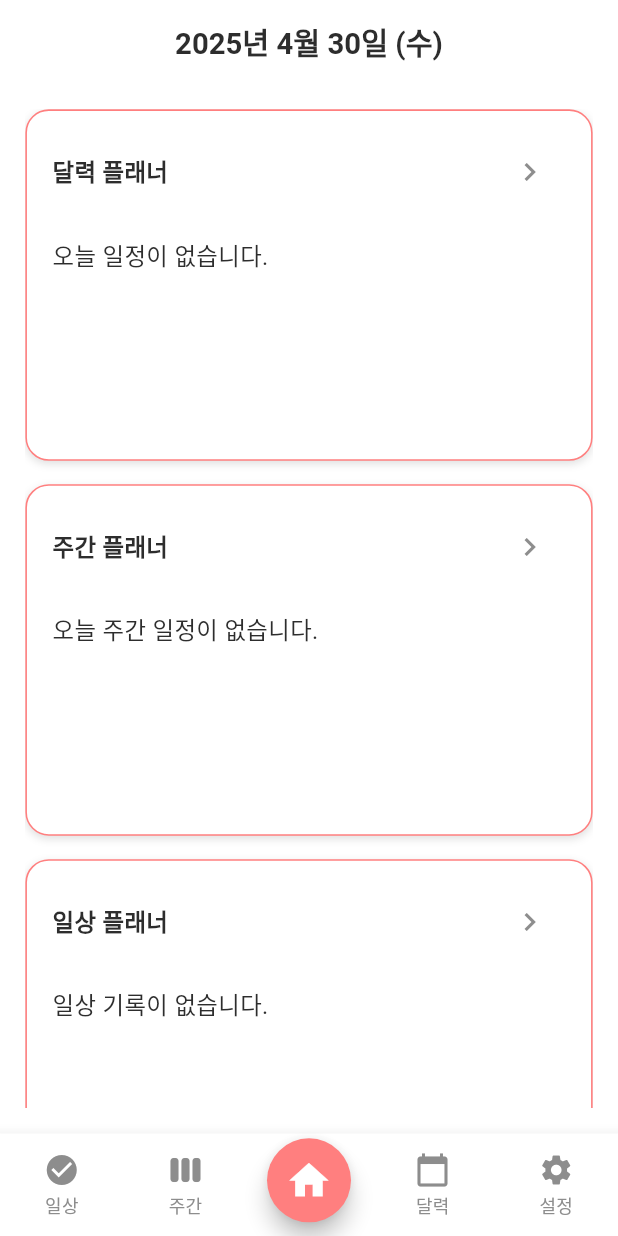
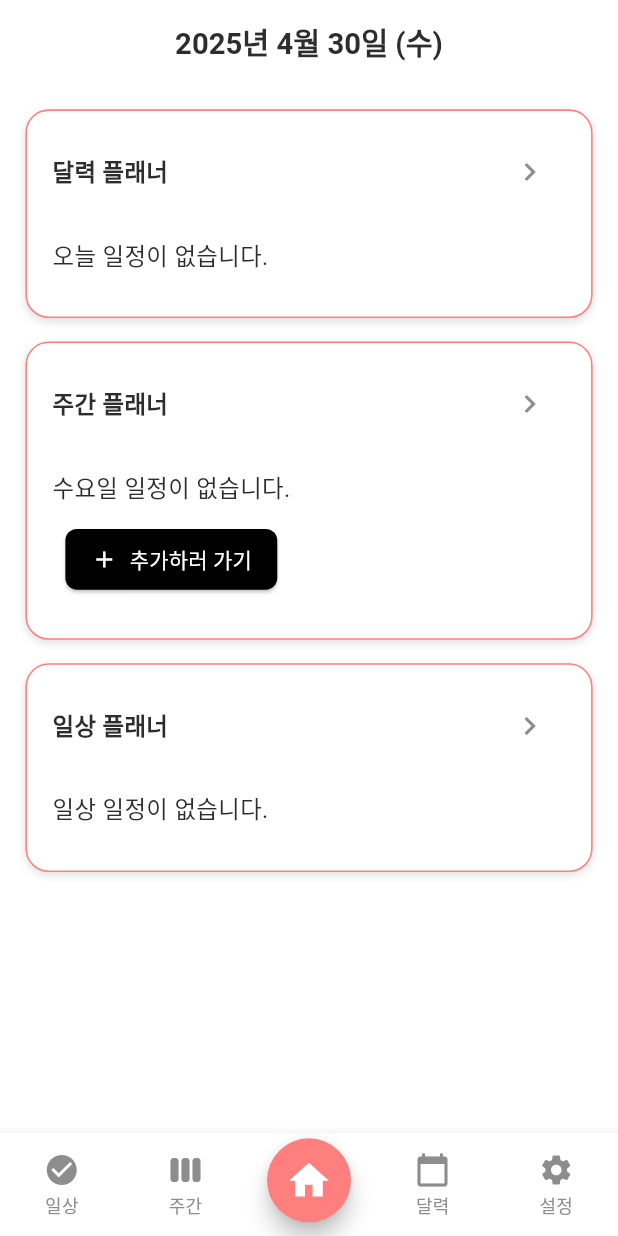
Before and after one commit to JeongHyeon-Jo/abeul_planner, a Flutter app: the screen it shows after launch, on a phone screen of 412 x 824 dp. Run offline on Flutter 3.47's test engine with Material 3 defaults, Android fonts, the phone set to English and light mode, and no system bars; our stand-ins replace flutter_riverpod, flutter_screenutil, go_router, hive, hive_flutter, table_calendar; accounts and stored records are empty; generated files the repository leaves out were written again.

Commit message:
[Feat] 종합플래너 - 주간 플래너 비었을 경우 이동 경로 추가

```diff
--- a/lib/features/home_planner/presentation/screen/planner_home_screen.dart
+++ b/lib/features/home_planner/presentation/screen/planner_home_screen.dart
@@ -45,7 +45,6 @@ class PlannerHomeScreen extends ConsumerWidget {
             children: [
               // 달력 플래너
               SizedBox(
-                height: 240.h,
                 child: _buildSectionContainer(
                   context,
                   title: '달력 플래너',
@@ -59,7 +58,6 @@ class PlannerHomeScreen extends ConsumerWidget {
 
               // 주간 플래너
               SizedBox(
-                height: 240.h,
                 child: _buildSectionContainer(
                   context,
                   title: '주간 플래너',
@@ -73,7 +71,6 @@ class PlannerHomeScreen extends ConsumerWidget {
 
               // 일상 플래너
               SizedBox(
-                height: 360.h,
                 child: _buildSectionContainer(
                   context,
                   title: '일상 플래너',
--- a/lib/features/home_planner/presentation/widget/daily_section.dart
+++ b/lib/features/home_planner/presentation/widget/daily_section.dart
@@ -19,7 +19,7 @@ class DailySection extends ConsumerWidget {
     if (dailyTasks.isEmpty) {
       return Padding(
         padding: EdgeInsets.symmetric(vertical: 12.h),
-        child: Text('일상 기록이 없습니다.', style: AppTextStyles.body),
+        child: Text('일상 일정이 없습니다.', style: AppTextStyles.body),
       );
     }
 
--- a/lib/features/home_planner/presentation/widget/weekly_section.dart
+++ b/lib/features/home_planner/presentation/widget/weekly_section.dart
@@ -1,5 +1,6 @@
 // weekly_section.dart
 import 'package:flutter/material.dart';
+import 'package:go_router/go_router.dart';
 import 'package:flutter_riverpod/flutter_riverpod.dart';
 import 'package:flutter_screenutil/flutter_screenutil.dart';
 import 'package:abeul_planner/core/styles/color.dart';
@@ -19,13 +20,6 @@ class WeeklySection extends ConsumerWidget {
   Widget build(BuildContext context, WidgetRef ref) {
     final todayWeekly = weeklyTasks.where((t) => t.day == weekday).toList();
 
-    if (todayWeekly.isEmpty) {
-      return Padding(
-        padding: EdgeInsets.symmetric(vertical: 12.h),
-        child: Text('오늘 주간 일정이 없습니다.', style: AppTextStyles.body),
-      );
-    }
-
     // 모든 할 일(flatten) 리스트로 변환
     final allTasks = todayWeekly.expand((t) => t.tasks.map((task) => (t.day, task))).toList();
 
@@ -41,6 +35,36 @@ class WeeklySection extends ConsumerWidget {
     });
 
     final displayTasks = allTasks.take(3).toList(); // 최대 3개만 표시
+
+    // 할 일이 없는 경우: 텍스트 + 버튼 표시
+    if (displayTasks.isEmpty) {
+      return Padding(
+        padding: EdgeInsets.symmetric(vertical: 12.h),
+        child: Column(
+          mainAxisAlignment: MainAxisAlignment.center,
+          crossAxisAlignment: CrossAxisAlignment.center,
+          children: [
+            Text('$weekday요일 일정이 없습니다.', style: AppTextStyles.body),
+            SizedBox(height: 12.h),
+            ElevatedButton.icon(
+              onPressed: () {
+                // 탭 전환 방식으로 이동
+                context.go('/weekly');
+              },
+              icon: const Icon(Icons.add, color: Colors.white),
+              label: const Text('추가하러 가기', style: TextStyle(color: Colors.white)),
+              style: ElevatedButton.styleFrom(
+                backgroundColor: Colors.black,
+                padding: EdgeInsets.symmetric(horizontal: 16.w, vertical: 10.h),
+                shape: RoundedRectangleBorder(
+                  borderRadius: BorderRadius.circular(8.r),
+                ),
+              ),
+            ),
+          ],
+        ),
+      );
+    }
 
     return Column(
       children: displayTasks.map((entry) {
```
